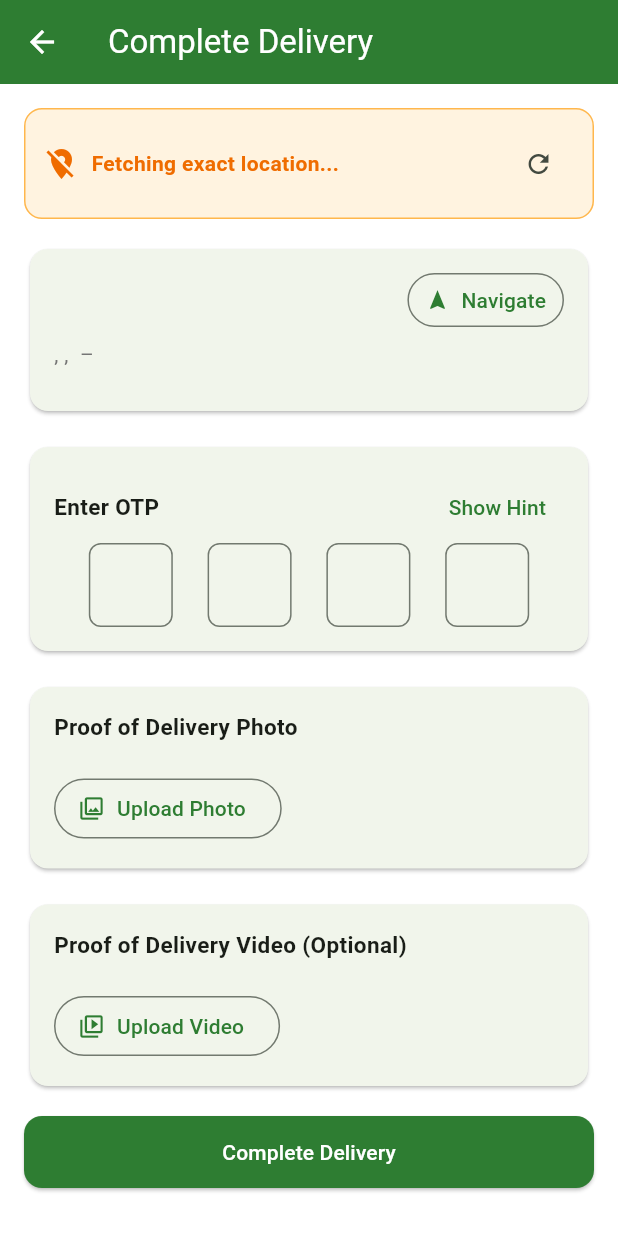
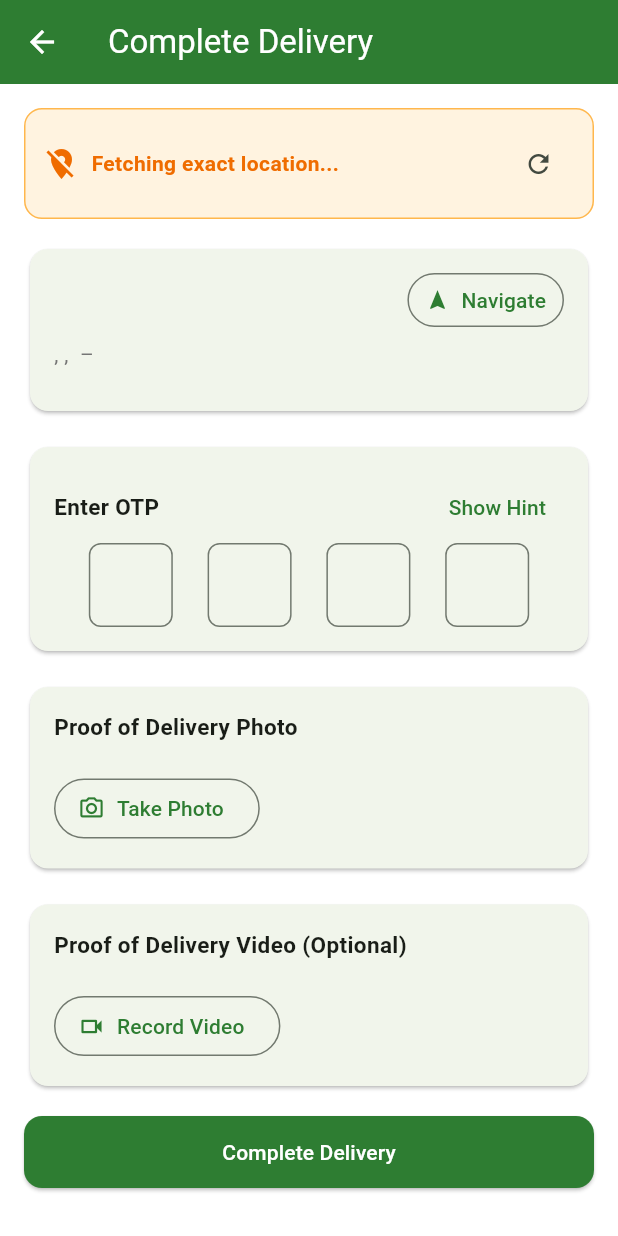
Before and after one commit to thisislokeshpawalia/POD-App, a Flutter app: the OrderCompletionScreen screen opened directly with empty values, on a phone screen of 412 x 824 dp. Run offline on Flutter 3.47's test engine with Material 3 defaults, Android fonts, the light colour scheme and no system bars; our stand-ins replace flutter_secure_storage, geocoding, geolocator, image_picker, open_filex, pdf and 1 more; accounts and stored records are empty.

Commit message:
Force direct camera/video capture for proofs and dynamically embed photo into invoice PDF

```diff
--- a/lib/screens/delivery_log_screen.dart
+++ b/lib/screens/delivery_log_screen.dart
@@ -166,6 +166,7 @@ class DeliveryLogScreen extends StatelessWidget {
                   final path = await InvoiceService.generateInvoicePdf(
                     customer: deliveryLog.customer,
                     deliveryDate: deliveryLog.timestamp,
+                    photoPath: deliveryLog.photoPath,
                   );
                   await OpenFilex.open(path);
                 } catch (e) {
--- a/lib/screens/order_completion_screen.dart
+++ b/lib/screens/order_completion_screen.dart
@@ -103,14 +103,14 @@ class _OrderCompletionScreenState extends State<OrderCompletionScreen> {
   // ─── Photo / Video Pickers ─────────────────────────────────────────────────
 
   Future<void> _pickPhoto() async {
-    final picked = await _picker.pickImage(source: ImageSource.gallery);
+    final picked = await _picker.pickImage(source: ImageSource.camera);
     if (picked != null) {
       setState(() => _photoFile = File(picked.path));
     }
   }
 
   Future<void> _pickVideo() async {
-    final picked = await _picker.pickVideo(source: ImageSource.gallery);
+    final picked = await _picker.pickVideo(source: ImageSource.camera);
     if (picked != null) {
       setState(() => _videoPath = picked.path);
     }
@@ -499,9 +499,9 @@ class _OrderCompletionScreenState extends State<OrderCompletionScreen> {
                     const SizedBox(height: 8),
                     OutlinedButton.icon(
                       onPressed: _pickPhoto,
-                      icon: const Icon(Icons.photo_library_outlined),
+                      icon: const Icon(Icons.camera_alt_outlined),
                       label: Text(
-                          _photoFile == null ? 'Upload Photo' : 'Change Photo'),
+                          _photoFile == null ? 'Take Photo' : 'Retake Photo'),
                     ),
                   ],
                 ),
@@ -541,10 +541,10 @@ class _OrderCompletionScreenState extends State<OrderCompletionScreen> {
                     const SizedBox(height: 8),
                     OutlinedButton.icon(
                       onPressed: _pickVideo,
-                      icon: const Icon(Icons.video_library_outlined),
+                      icon: const Icon(Icons.videocam_outlined),
                       label: Text(_videoPath == null
-                          ? 'Upload Video'
-                          : 'Change Video'),
+                          ? 'Record Video'
+                          : 'Rerecord Video'),
                     ),
                   ],
                 ),
```
Also changed, not shown: lib/services/invoice_service.dart (+20 -0 lines).
